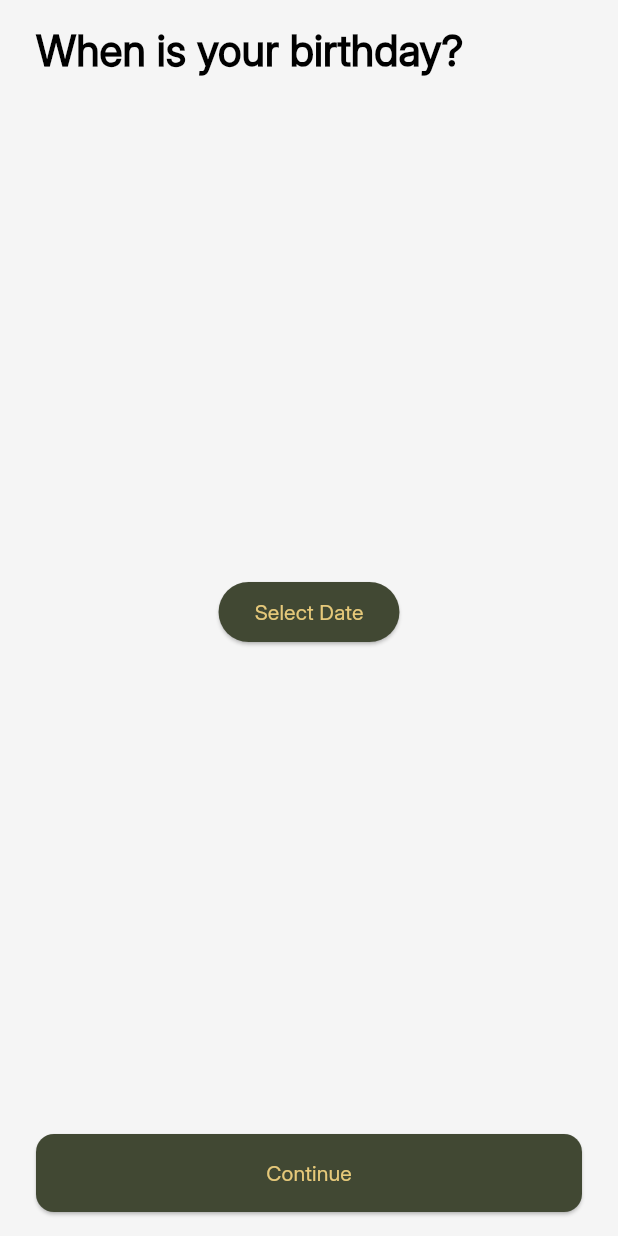
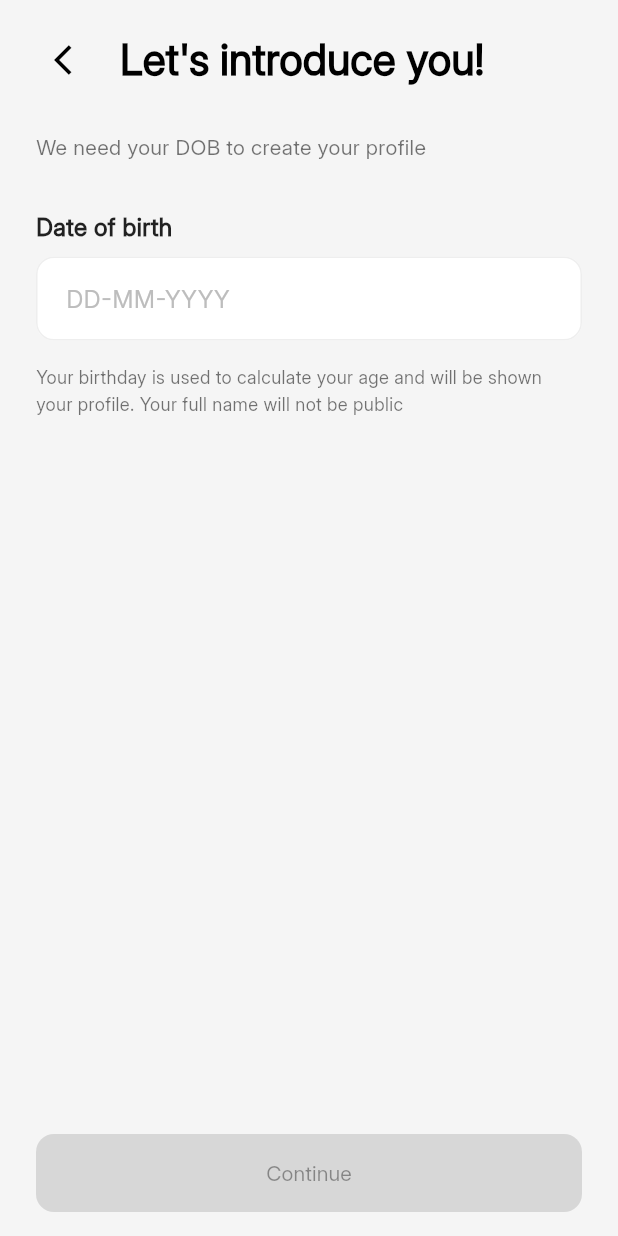
Before and after one commit to Hynox-org/blindly-dating-app, a Flutter app: the BirthDateScreen widget shown alone on an empty page, opened directly, on a phone screen of 412 x 824 dp. Run offline on Flutter 3.47's test engine with Material 3 defaults, Android fonts, the phone set to English and light mode, and no system bars; our stand-ins replace country_code_picker, firebase_core, flutter_dotenv, flutter_image_compress, flutter_riverpod, flutter_secure_storage and 11 more; missing offline and left inert: dart_jsonwebtoken, firebase_app_check, safe_device; accounts and stored records are empty.

Commit message:
dob screen UI + functional updated

```diff
--- a/lib/features/onboarding/presentation/screens/steps/birth_date_screen.dart
+++ b/lib/features/onboarding/presentation/screens/steps/birth_date_screen.dart
@@ -1,6 +1,10 @@
 import 'package:flutter/material.dart';
 import 'package:flutter_riverpod/flutter_riverpod.dart';
+import 'package:intl/intl.dart'; // Ensure intl is available or use manual formatting if fails, but standard flutter usually has it or we add it. I'll check if I can just use manual to be safe.
+// Actually, let's just use manual string interpolation to avoid dependency issues if intl isn't in pubspec.
 import '../../providers/onboarding_provider.dart';
+import '../../../../auth/providers/auth_providers.dart';
+import '../../../data/repositories/onboarding_repository.dart';
 import 'base_onboarding_step_screen.dart';
 
 class BirthDateScreen extends ConsumerStatefulWidget {
@@ -12,35 +16,141 @@ class BirthDateScreen extends ConsumerStatefulWidget {
 
 class _BirthDateScreenState extends ConsumerState<BirthDateScreen> {
   DateTime? _selectedDate;
+  bool _isSaving = false;
+  final TextEditingController _dateController = TextEditingController();
+
+  Future<void> _selectDate(BuildContext context) async {
+    final DateTime? picked = await showDatePicker(
+      context: context,
+      initialDate: DateTime.now().subtract(
+        const Duration(days: 365 * 18),
+      ), // Default to 18 years ago
+      firstDate: DateTime(1900),
+      lastDate: DateTime.now(),
+      builder: (context, child) {
+        return Theme(
+          data: Theme.of(context).copyWith(
+            colorScheme: ColorScheme.light(
+              primary: Theme.of(context).primaryColor,
+            ),
+          ),
+          child: child!,
+        );
+      },
+    );
+
+    if (picked != null && picked != _selectedDate) {
+      setState(() {
+        _selectedDate = picked;
+        // Format: DD-MM-YYYY
+        _dateController.text =
+            "${picked.day.toString().padLeft(2, '0')}-${picked.month.toString().padLeft(2, '0')}-${picked.year}";
+      });
+    }
+  }
+
+  Future<void> _handleNext() async {
+    if (_selectedDate == null) return;
+
+    setState(() => _isSaving = true);
+
+    try {
+      final user = ref.read(authRepositoryProvider).currentUser;
+      if (user != null) {
+        // Save birth_date to profile
+        // Postgres DATE type expects YYYY-MM-DD string
+        final dateString =
+            "${_selectedDate!.year}-${_selectedDate!.month.toString().padLeft(2, '0')}-${_selectedDate!.day.toString().padLeft(2, '0')}";
+
+        await ref.read(onboardingRepositoryProvider).updateProfileData(
+          user.id,
+          {'birth_date': dateString},
+        );
+      }
+
+      await ref.read(onboardingProvider.notifier).completeStep('birth_date');
+    } catch (e) {
+      if (mounted) {
+        ScaffoldMessenger.of(context).showSnackBar(
+          SnackBar(content: Text('Failed to save birth date: $e')),
+        );
+      }
+    } finally {
+      if (mounted) setState(() => _isSaving = false);
+    }
+  }
 
   @override
   Widget build(BuildContext context) {
     return BaseOnboardingStepScreen(
-      title: 'When is your birthday?',
-      child: Center(
-        child: ElevatedButton(
-          onPressed: () async {
-            final picked = await showDatePicker(
-              context: context,
-              initialDate: DateTime(2000),
-              firstDate: DateTime(1900),
-              lastDate: DateTime.now(),
-            );
-            if (picked != null) {
-              setState(() => _selectedDate = picked);
-            }
-          },
-          child: Text(
-            _selectedDate == null
-                ? 'Select Date'
-                : '${_selectedDate!.day}/${_selectedDate!.month}/${_selectedDate!.year}',
+      title: "Let's introduce you!",
+      showBackButton: true,
+      nextLabel: 'Continue',
+      isNextEnabled: _selectedDate != null && !_isSaving,
+      isLoading: _isSaving,
+      onNext: _handleNext,
+      child: Column(
+        crossAxisAlignment: CrossAxisAlignment.start,
+        children: [
+          const Text(
+            'We need your DOB to create your profile',
+            style: TextStyle(fontSize: 14, color: Colors.black54),
           ),
-        ),
+          const SizedBox(height: 32),
+          const Text(
+            'Date of birth',
+            style: TextStyle(
+              fontSize: 16,
+              fontWeight: FontWeight.bold,
+              color: Colors.black87,
+            ),
+          ),
+          const SizedBox(height: 8),
+
+          InkWell(
+            onTap: () => _selectDate(context),
+            borderRadius: BorderRadius.circular(12),
+            child: IgnorePointer(
+              // Ignore pointer on TextField to use InkWell tap
+              child: TextField(
+                controller: _dateController,
+                readOnly: true,
+                decoration: InputDecoration(
+                  hintText: 'DD-MM-YYYY',
+                  hintStyle: TextStyle(color: Colors.grey.shade400),
+                  filled: true,
+                  fillColor: Colors.white,
+                  contentPadding: const EdgeInsets.symmetric(
+                    horizontal: 16,
+                    vertical: 16,
+                  ),
+                  border: OutlineInputBorder(
+                    borderRadius: BorderRadius.circular(12),
+                    borderSide: BorderSide.none,
+                  ),
+                  enabledBorder: OutlineInputBorder(
+                    borderRadius: BorderRadius.circular(12),
+                    borderSide: BorderSide(color: Colors.grey.shade200),
+                  ),
+                  focusedBorder: OutlineInputBorder(
+                    borderRadius: BorderRadius.circular(12),
+                    borderSide: BorderSide(
+                      color: Theme.of(context).primaryColor,
+                    ),
+                  ),
+                ),
+              ),
+            ),
+          ),
+
+          const SizedBox(height: 16),
+          const Text(
+            // Matches the text in the image provided
+            'Your birthday is used to calculate your age and will be shown your profile. Your full name will not be public',
+            style: TextStyle(fontSize: 12, color: Colors.black54, height: 1.5),
+          ),
+        ],
       ),
-      onNext: () {
-        // if (_selectedDate != null)
-        ref.read(onboardingProvider.notifier).completeStep('birth_date');
-      },
     );
   }
 }
```
